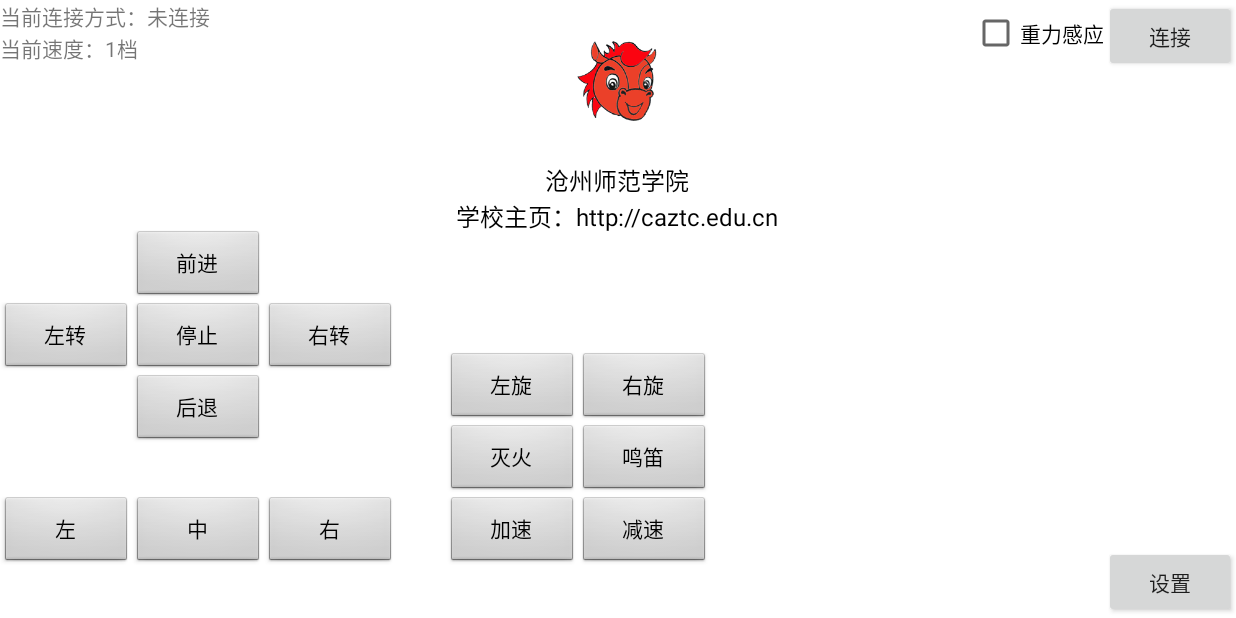
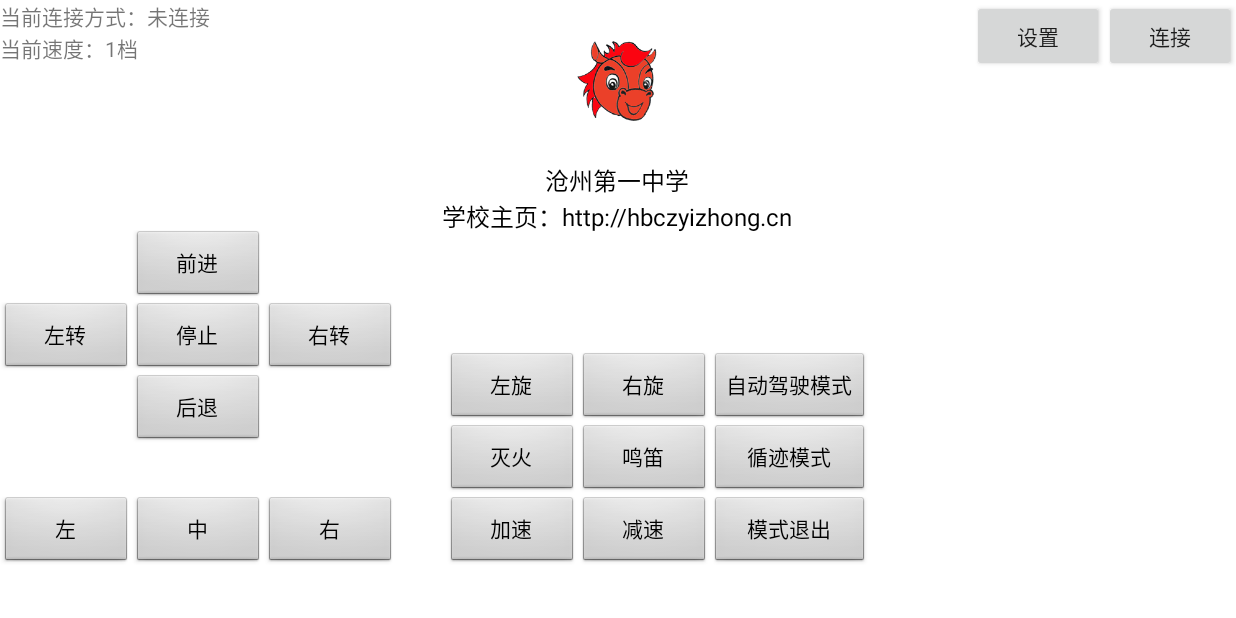
Before and after one commit to zhihui1999/BlueToothCar, an Android app: the screen it shows after launch (MainActivity), on a phone screen of 824 x 412 dp (held sideways). Run offline under Robolectric (Android 15) with nearby library versions, the phone set to English and light mode, and no system bars; our stand-ins replace ButterKnife.

```diff
--- a/app/src/main/java/cn/edu/caztc/bluetoothcar/activity/MainActivity.java
+++ b/app/src/main/java/cn/edu/caztc/bluetoothcar/activity/MainActivity.java
@@ -34,7 +34,7 @@ import cn.edu.caztc.bluetoothcar.util.BluetoothOperationCallback;
 import cn.edu.caztc.bluetoothcar.util.BluetoothOperator;
 import cn.edu.caztc.bluetoothcar.util.SharedPreferencesUtil;
 
-public class MainActivity extends AppCompatActivity implements SensorEventListener {
+public class MainActivity extends AppCompatActivity {
 
     //常量声明区
     private static final String TAG = "蓝牙" + MainActivity.class.getSimpleName();
@@ -44,8 +44,6 @@ public class MainActivity extends AppCompatActivity implements SensorEventListen
     TextView tvConnectState;
     @BindView(R.id.tv_CurrentSpeed)
     TextView tvCurrentSpeed;
-    @BindView(R.id.chk_GravitySensor)
-    CheckBox chkGravitySensor;
     @BindView(R.id.btn_Connect)
     Button btnConnect;
     @BindView(R.id.iv_Icon)
@@ -84,6 +82,12 @@ public class MainActivity extends AppCompatActivity implements SensorEventListen
     Button btnModerate;
     @BindView(R.id.btn_setting)
     Button btnSetting;
+    @BindView(R.id.btn_AutopilotMode)
+    Button btnAutopilotMode;
+    @BindView(R.id.btn_TrackingMode)
+    Button btnTrackingMode;
+    @BindView(R.id.btn_ExitMode)
+    Button btnExitMode;
 
     //普通成员变量声明区
     private Context mContext = this;
@@ -94,11 +98,13 @@ public class MainActivity extends AppCompatActivity implements SensorEventListen
     private AlertDialog.Builder mBuilder;
 
     private Set<BluetoothDevice> devicesSet = null;
+    //命令名称
     private String[] commandNameArr = {"forward", "back", "turn_letf", "turn_right", "stop", "left", "center", "right",
-            "left_rotate", "right_rotate", "outfire", "whistle", "accelerate", "moderate"};
+            "left_rotate", "right_rotate", "outfire", "whistle", "accelerate", "moderate","autopilotmode","trackingmode","exitmode"};
+    //初始命令
     private String[] firstCommandArr = {"ONA", "ONB", "ONC", "OND", "ONF", "left", "center", "right",
-            "1", "2", "3", "4", "5", "6"};
-    private String[] commandArr = new String[14];
+            "1", "2", "3", "4", "5", "6","$4WD,MODE31#","$4WD,MODE21#","$4WD,MODE30#"};
+    private String[] commandArr = new String[17];
     private String[] blueToothDeviceNameArr;
     private String[] blueToothDeviceMACArr;
 
@@ -128,18 +134,10 @@ public class MainActivity extends AppCompatActivity implements SensorEventListen
         //重力传感器获取服务
         mSensorManager = ((SensorManager) getSystemService(SENSOR_SERVICE));
 
-        // 第一次则初始化默认命令，否则读取保存的命令
-        String first = SharedPreferencesUtil.getInstance(mContext).getSP("First", "true");
-        if (first.equals("true")) {
-            for (int i = 0; i < commandNameArr.length; i++) {
-                commandArr[i] = SharedPreferencesUtil.getInstance(mContext).getSP(commandNameArr[i], firstCommandArr[i]);
-            }
-            SharedPreferencesUtil.getInstance(mContext).putSP("First", "false");
-        } else {
-            for (int i = 0; i < commandNameArr.length; i++) {
-                commandArr[i] = SharedPreferencesUtil.getInstance(mContext).getSP(commandNameArr[i], firstCommandArr[i]);
-            }
+        for (int i = 0; i < commandNameArr.length; i++) {
+            commandArr[i] = SharedPreferencesUtil.getInstance(mContext).getSP(commandNameArr[i], firstCommandArr[i]);
         }
+
 
         btnForward.setOnTouchListener(this.touchListener);
         btnBack.setOnTouchListener(this.touchListener);
@@ -155,7 +153,7 @@ public class MainActivity extends AppCompatActivity implements SensorEventListen
      *
      * @param view
      */
-    @OnClick({R.id.btn_Connect, R.id.btn_Left, R.id.btn_Center, R.id.btn_Right, R.id.btn_LeftRotate, R.id.btn_Outfire, R.id.btn_Accelerate, R.id.btn_RightRotate, R.id.btn_Whistle, R.id.btn_Moderate, R.id.btn_setting})
+    @OnClick({R.id.btn_Connect, R.id.btn_Left, R.id.btn_Center, R.id.btn_Right, R.id.btn_LeftRotate, R.id.btn_Outfire, R.id.btn_Accelerate, R.id.btn_RightRotate, R.id.btn_Whistle, R.id.btn_Moderate,  R.id.btn_setting,R.id.btn_AutopilotMode, R.id.btn_TrackingMode, R.id.btn_ExitMode})
     public void onViewClicked(View view) {
         switch (view.getId()) {
             case R.id.btn_Connect:
@@ -187,6 +185,15 @@ public class MainActivity extends AppCompatActivity implements SensorEventListen
                 break;
             case R.id.btn_Moderate:
                 mBluetoothOp.write(commandArr[13].getBytes());
+                break;
+            case R.id.btn_AutopilotMode:
+                mBluetoothOp.write(commandArr[14].getBytes());
+                break;
+            case R.id.btn_TrackingMode:
+                mBluetoothOp.write(commandArr[15].getBytes());
+                break;
+            case R.id.btn_ExitMode:
+                mBluetoothOp.write(commandArr[16].getBytes());
                 break;
             case R.id.btn_setting:
                 showSettingList();
@@ -296,7 +303,7 @@ public class MainActivity extends AppCompatActivity implements SensorEventListen
      */
     private void showSettingList() {
         final String[] setting = {"设置前进按钮", "设置后退按钮", "设置左转按钮", "设置右转按钮", "设置停止按钮", "设置左按钮", "设置中按钮",
-                "设置右按钮", "设置左旋按钮", "设置右旋按钮", "设置灭火按钮", "设置鸣笛按钮", "设置加速按钮", "设置减速按钮"};
+                "设置右按钮", "设置左旋按钮", "设置右旋按钮", "设置灭火按钮", "设置鸣笛按钮", "设置加速按钮", "设置减速按钮","设置自动计时模式按钮","设置循迹模式按钮","设置模式退出按钮"};
         mBuilder = new AlertDialog.Builder(this).setIcon(R.mipmap.ic_icon_foreground)
                 .setTitle("设置指令")
                 .setItems(setting, new DialogInterface.OnClickListener() {
@@ -328,50 +335,6 @@ public class MainActivity extends AppCompatActivity implements SensorEventListen
         mBuilder.create().show();
     }
 
-    /**
-     * 传感器监听
-     *
-     * @param sensorEvent
-     */
-    @Override
-    public void onSensorChanged(SensorEvent sensorEvent) {
-        float[] weizhi;
-        weizhi = sensorEvent.values;
-        int j = -1;
-        float f3 = -weizhi[0];
-        float f1 = -weizhi[1];
-        float f2 = -weizhi[2];
-        if (4.0F * (f3 * f3 + f1 * f1) >= f2 * f2) {
-            int i;
-            for (j = 90 - Math.round((float) Math.atan2(-f1, f3) * 57.29578F); ; j -= 360) {
-                i = j;
-                if (j < 360) {
-                    break;
-                }
-            }
-            for (; ; ) {
-                j = i;
-                if (i >= 0) {
-                    break;
-                }
-                i += 360;
-            }
-        }
-        if (this.chkGravitySensor.isChecked()) {
-            Log.d(TAG, "onSensorChanged: 第1个数：" + weizhi[0] + "第2个数：" + weizhi[1] + "第3个数：" + weizhi[2]);
-//            paramSensorEvent = new Message();
-//            paramSensorEvent.what = 888;
-//            paramSensorEvent.obj = Integer.valueOf(j);
-//            this.mHandler.sendMessage(paramSensorEvent);
-        }
-
-    }
-
-    @Override
-    public void onAccuracyChanged(Sensor sensor, int i) {
-
-    }
-
 
     //Activity被覆盖到下面或者锁屏时被调用
     @Override
@@ -394,14 +357,11 @@ public class MainActivity extends AppCompatActivity implements SensorEventListen
     protected void onResume() {
         super.onResume();
         mBluetoothOp.enable();
-        this.mSensorManager.registerListener(this, this.mSensorManager.getDefaultSensor(1), 1);
     }
 
     //退出当前Activity或者跳转到新Activity时被调用
     public void onStop() {
         super.onStop();
-        this.mSensorManager.unregisterListener(this);
     }
 
-
 }
--- a/app/src/main/res/layout/activity_main.xml
+++ b/app/src/main/res/layout/activity_main.xml
@@ -42,12 +42,11 @@
                 android:layout_alignParentRight="true"
                 android:orientation="horizontal">
 
-                <CheckBox
-                    android:id="@+id/chk_GravitySensor"
+                <Button
+                    android:id="@+id/btn_setting"
                     android:layout_width="wrap_content"
-                    android:layout_height="match_parent"
-                    android:layout_marginBottom="4dp"
-                    android:text="@string/main_gravity_sensor" />
+                    android:layout_height="wrap_content"
+                    android:text="@string/main_setting" />
 
                 <Button
                     android:id="@+id/btn_Connect"
@@ -260,6 +259,33 @@
                         android:layout_height="wrap_content"
                         android:text="@string/main_moderate" />
                 </LinearLayout>
+
+                <LinearLayout
+                    android:layout_width="wrap_content"
+                    android:layout_height="wrap_content"
+                    android:orientation="vertical">
+
+                    <Button
+                        android:id="@+id/btn_AutopilotMode"
+                        style="@android:style/Widget.Button"
+                        android:layout_width="match_parent"
+                        android:layout_height="wrap_content"
+                        android:text="@string/main_autopilotmode" />
+
+                    <Button
+                        android:id="@+id/btn_TrackingMode"
+                        style="@android:style/Widget.Button"
+                        android:layout_width="match_parent"
+                        android:layout_height="wrap_content"
+                        android:text="@string/main_trackingmode" />
+
+                    <Button
+                        android:id="@+id/btn_ExitMode"
+                        style="@android:style/Widget.Button"
+                        android:layout_width="match_parent"
+                        android:layout_height="wrap_content"
+                        android:text="@string/main_exitmode" />
+                </LinearLayout>
             </LinearLayout>
 
             <LinearLayout
@@ -271,12 +297,6 @@
 
                 >
 
-                <Button
-                    android:id="@+id/btn_setting"
-                    android:layout_width="match_parent"
-                    android:layout_height="wrap_content"
-                    android:text="@string/main_setting" />
-
             </LinearLayout>
 
         </RelativeLayout>
--- a/app/src/main/res/values/strings.xml
+++ b/app/src/main/res/values/strings.xml
@@ -10,8 +10,8 @@
     <string name="main_speed_1">当前速度：1档</string>
     <string name="main_speed_2">当前速度：2档</string>
     <string name="main_speed_3">当前速度：3档</string>
-    <string name="main_school_name">沧州师范学院</string>
-    <string name="main_url">学校主页：http://caztc.edu.cn</string>
+    <string name="main_school_name">沧州第一中学</string>
+    <string name="main_url">学校主页：http://hbczyizhong.cn</string>
     <string name="main_gravity_sensor">重力感应</string>
     <string name="main_connect">连接</string>
     <string name="main_forward">前进</string>
@@ -28,6 +28,12 @@
     <string name="main_whistle">鸣笛</string>
     <string name="main_accelerate">加速</string>
     <string name="main_moderate">减速</string>
+
+    <string name="main_autopilotmode">自动驾驶模式</string>
+    <string name="main_trackingmode">循迹模式</string>
+    <string name="main_exitmode">模式退出</string>
+
+    <string name="main_type">模式</string>
     <string name="main_setting">设置</string>
 
 <!--
```
